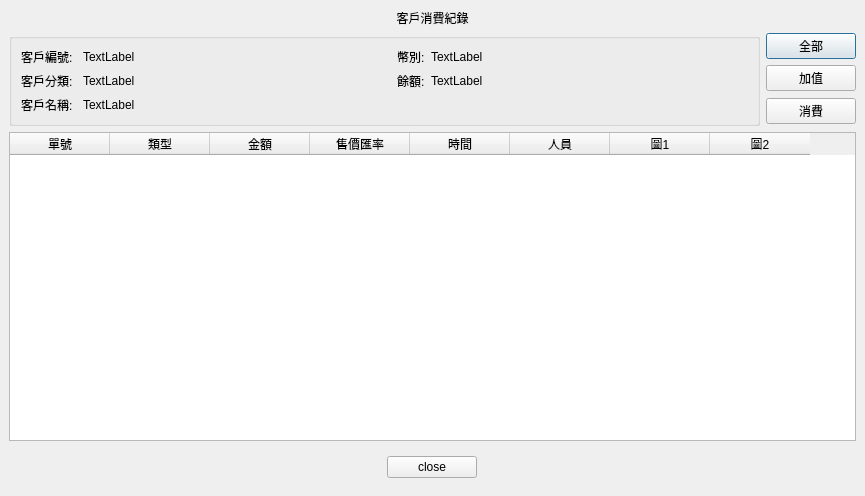
Before: the Qt Designer form src/AdbClient/StageCustomerService/DialogCustomerCostHistory.ui in roger0816/Adb, drawn with Qt 5.
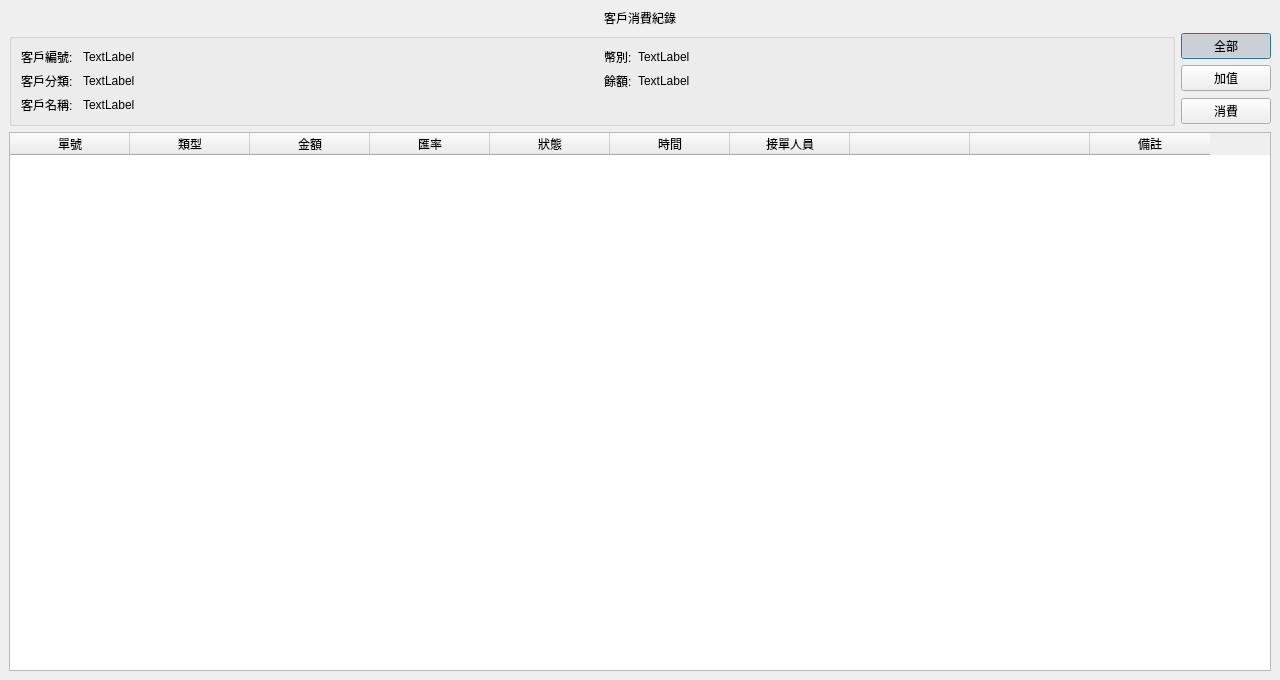
After: the same form once the commit is applied.

The edit to the form file:
```diff
--- a/src/AdbClient/StageCustomerService/DialogCustomerCostHistory.ui
+++ b/src/AdbClient/StageCustomerService/DialogCustomerCostHistory.ui
@@ -6,8 +6,8 @@
    <rect>
     <x>0</x>
     <y>0</y>
-    <width>865</width>
-    <height>496</height>
+    <width>1280</width>
+    <height>680</height>
    </rect>
   </property>
   <property name="windowTitle">
@@ -65,6 +65,12 @@
            <property name="text">
             <string>全部</string>
            </property>
+           <property name="checkable">
+            <bool>true</bool>
+           </property>
+           <property name="checked">
+            <bool>true</bool>
+           </property>
           </widget>
          </item>
          <item row="1" column="2">
@@ -72,6 +78,9 @@
            <property name="text">
             <string>加值</string>
            </property>
+           <property name="checkable">
+            <bool>true</bool>
+           </property>
           </widget>
          </item>
          <item row="2" column="2">
@@ -79,6 +88,9 @@
            <property name="text">
             <string>消費</string>
            </property>
+           <property name="checkable">
+            <bool>true</bool>
+           </property>
           </widget>
          </item>
          <item row="0" column="0" rowspan="3">
@@ -213,6 +225,9 @@
          </property>
          <item row="0" column="0">
           <widget class="QTableWidget" name="tableWidget">
+           <attribute name="horizontalHeaderDefaultSectionSize">
+            <number>120</number>
+           </attribute>
            <column>
             <property name="text">
              <string>單號</string>
@@ -230,7 +245,12 @@
            </column>
            <column>
             <property name="text">
-             <string>售價匯率</string>
+             <string>匯率</string>
+            </property>
+           </column>
+           <column>
+            <property name="text">
+             <string>狀態</string>
             </property>
            </column>
            <column>
@@ -240,56 +260,24 @@
            </column>
            <column>
             <property name="text">
-             <string>人員</string>
+             <string>接單人員</string>
             </property>
            </column>
            <column>
             <property name="text">
-             <string>圖1</string>
+             <string/>
             </property>
            </column>
            <column>
             <property name="text">
-             <string>圖2</string>
+             <string/>
             </property>
            </column>
-          </widget>
-         </item>
-        </layout>
-       </widget>
-      </item>
-      <item>
-       <widget class="QWidget" name="widget_4" native="true">
-        <property name="minimumSize">
-         <size>
-          <width>0</width>
-          <height>40</height>
-         </size>
-        </property>
-        <layout class="QGridLayout" name="gridLayout_4">
-         <property name="leftMargin">
-          <number>0</number>
-         </property>
-         <property name="topMargin">
-          <number>0</number>
-         </property>
-         <property name="rightMargin">
-          <number>0</number>
-         </property>
-         <property name="bottomMargin">
-          <number>0</number>
-         </property>
-         <item row="0" column="0">
-          <widget class="QPushButton" name="pushButton_4">
-           <property name="maximumSize">
-            <size>
-             <width>90</width>
-             <height>16777215</height>
-            </size>
-           </property>
-           <property name="text">
-            <string>close</string>
-           </property>
+           <column>
+            <property name="text">
+             <string>備註</string>
+            </property>
+           </column>
           </widget>
          </item>
         </layout>
```
Left out of the diff: 6 changed lines with no effect on the pictures.
